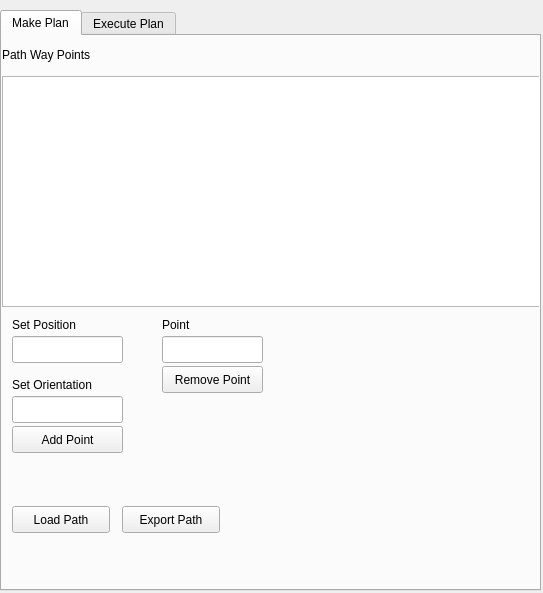
Qt form moveit_cartesian_planner/src/widgets/path_planning_widget.ui (ros-industrial-attic/fermi) before a commit.
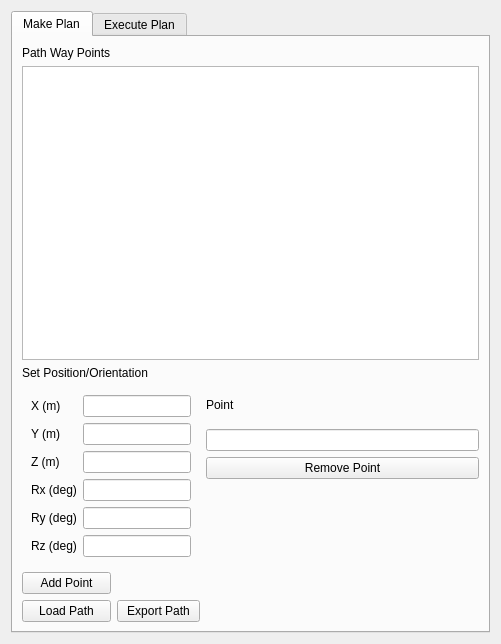
The same form after that commit. The open tabs and pages were chosen to show the change.

Diff of the .ui file:
```diff
--- a/moveit_cartesian_planner/src/widgets/path_planning_widget.ui
+++ b/moveit_cartesian_planner/src/widgets/path_planning_widget.ui
@@ -6,22 +6,16 @@
    <rect>
     <x>0</x>
     <y>0</y>
-    <width>543</width>
-    <height>593</height>
+    <width>501</width>
+    <height>644</height>
    </rect>
   </property>
   <property name="windowTitle">
    <string>Form</string>
   </property>
+  <layout class="QGridLayout" name="gridLayout">
+   <item row="0" column="0">
   <widget class="QTabWidget" name="tabWidget">
-   <property name="geometry">
-    <rect>
-     <x>0</x>
-     <y>10</y>
-     <width>541</width>
-     <height>581</height>
-    </rect>
-   </property>
    <property name="currentIndex">
     <number>0</number>
    </property>
@@ -29,151 +23,136 @@
     <attribute name="title">
      <string>Make Plan</string>
     </attribute>
-    <widget class="QPushButton" name="btnRemovePoint">
-     <property name="geometry">
-      <rect>
-       <x>160</x>
-       <y>330</y>
-       <width>101</width>
-       <height>27</height>
-      </rect>
-     </property>
+      <layout class="QGridLayout" name="gridLayout_2">
+       <item row="8" column="0">
+        <widget class="QPushButton" name="btn_LoadPath">
      <property name="text">
-      <string>Remove Point</string>
-     </property>
-    </widget>
-    <widget class="QPushButton" name="btnAddPoint">
-     <property name="geometry">
-      <rect>
-       <x>10</x>
-       <y>390</y>
-       <width>111</width>
-       <height>27</height>
-      </rect>
-     </property>
+          <string>Load Path</string>
+         </property>
+        </widget>
+       </item>
+       <item row="3" column="2">
+        <widget class="QLabel" name="label_4">
      <property name="text">
-      <string>Add Point</string>
-     </property>
-    </widget>
+          <string>Point</string>
+         </property>
+        </widget>
+       </item>
+       <item row="0" column="0">
     <widget class="QLabel" name="label">
-     <property name="geometry">
-      <rect>
-       <x>0</x>
-       <y>10</y>
-       <width>111</width>
-       <height>17</height>
-      </rect>
-     </property>
      <property name="text">
       <string>Path Way Points</string>
      </property>
     </widget>
-    <widget class="QLineEdit" name="txtPos">
-     <property name="geometry">
-      <rect>
-       <x>10</x>
-       <y>300</y>
-       <width>111</width>
-       <height>27</height>
-      </rect>
-     </property>
-    </widget>
-    <widget class="QLineEdit" name="txtPointName">
-     <property name="geometry">
-      <rect>
-       <x>160</x>
-       <y>300</y>
-       <width>101</width>
-       <height>27</height>
-      </rect>
-     </property>
-    </widget>
-    <widget class="QLineEdit" name="txtOrient">
-     <property name="geometry">
-      <rect>
-       <x>10</x>
-       <y>360</y>
-       <width>111</width>
-       <height>27</height>
-      </rect>
-     </property>
-    </widget>
+       </item>
+       <item row="3" column="0" rowspan="4" colspan="2">
+        <widget class="QWidget" name="FormWidgetGridLayout" native="true">
+         <layout class="QFormLayout" name="FormLayoutObjectPose_2">
+          <property name="fieldGrowthPolicy">
+           <enum>QFormLayout::AllNonFixedFieldsGrow</enum>
+          </property>
+          <item row="0" column="0">
+           <widget class="QLabel" name="xLabel">
+            <property name="text">
+             <string>X (m)</string>
+            </property>
+           </widget>
+          </item>
+          <item row="1" column="0">
+           <widget class="QLabel" name="yLabel">
+            <property name="text">
+             <string>Y (m)</string>
+            </property>
+           </widget>
+          </item>
+          <item row="1" column="1">
+           <widget class="QLineEdit" name="LineEditY"/>
+          </item>
+          <item row="3" column="0">
+           <widget class="QLabel" name="rxLabel">
+            <property name="text">
+             <string>Rx (deg)</string>
+            </property>
+           </widget>
+          </item>
+          <item row="3" column="1">
+           <widget class="QLineEdit" name="LineEditRx"/>
+          </item>
+          <item row="4" column="1">
+           <widget class="QLineEdit" name="LineEditRy"/>
+          </item>
+          <item row="5" column="1">
+           <widget class="QLineEdit" name="LineEditRz"/>
+          </item>
+          <item row="2" column="0">
+           <widget class="QLabel" name="zLabel">
+            <property name="text">
+             <string>Z (m)</string>
+            </property>
+           </widget>
+          </item>
+          <item row="2" column="1">
+           <widget class="QLineEdit" name="LineEditZ"/>
+          </item>
+          <item row="0" column="1">
+           <widget class="QLineEdit" name="LineEditX"/>
+          </item>
+          <item row="4" column="0">
+           <widget class="QLabel" name="ryLabel">
+            <property name="text">
+             <string>Ry (deg)</string>
+            </property>
+           </widget>
+          </item>
+          <item row="5" column="0">
+           <widget class="QLabel" name="rzLabel">
+            <property name="text">
+             <string>Rz (deg)</string>
+            </property>
+           </widget>
+          </item>
+         </layout>
+        </widget>
+       </item>
+       <item row="1" column="0" colspan="3">
+        <widget class="QTreeView" name="treeView"/>
+       </item>
+       <item row="2" column="0" colspan="2">
     <widget class="QLabel" name="label_2">
-     <property name="geometry">
-      <rect>
-       <x>10</x>
-       <y>280</y>
-       <width>91</width>
-       <height>17</height>
-      </rect>
-     </property>
      <property name="text">
-      <string>Set Position</string>
-     </property>
-    </widget>
-    <widget class="QLabel" name="label_3">
-     <property name="geometry">
-      <rect>
-       <x>10</x>
-       <y>340</y>
-       <width>111</width>
-       <height>17</height>
-      </rect>
-     </property>
+          <string>Set Position/Orientation</string>
+         </property>
+        </widget>
+       </item>
+       <item row="7" column="0">
+        <widget class="QPushButton" name="btnAddPoint">
      <property name="text">
-      <string>Set Orientation</string>
-     </property>
-    </widget>
-    <widget class="QLabel" name="label_4">
-     <property name="geometry">
-      <rect>
-       <x>160</x>
-       <y>280</y>
-       <width>81</width>
-       <height>17</height>
-      </rect>
-     </property>
-     <property name="text">
-      <string>Point</string>
-     </property>
-    </widget>
-    <widget class="QTreeView" name="treeView">
-     <property name="geometry">
-      <rect>
-       <x>0</x>
-       <y>40</y>
-       <width>541</width>
-       <height>231</height>
-      </rect>
-     </property>
-    </widget>
-    <widget class="QPushButton" name="btn_LoadPath">
-     <property name="geometry">
-      <rect>
-       <x>10</x>
-       <y>470</y>
-       <width>98</width>
-       <height>27</height>
-      </rect>
-     </property>
-     <property name="text">
-      <string>Load Path</string>
-     </property>
-    </widget>
+          <string>Add Point</string>
+         </property>
+        </widget>
+       </item>
+       <item row="8" column="1">
     <widget class="QPushButton" name="btn_ExportPath">
-     <property name="geometry">
-      <rect>
-       <x>120</x>
-       <y>470</y>
-       <width>98</width>
-       <height>27</height>
-      </rect>
-     </property>
      <property name="text">
       <string>Export Path</string>
      </property>
     </widget>
-    <zorder>btnRemovePoint</zorder>
+       </item>
+       <item row="4" column="2">
+        <layout class="QGridLayout" name="gridLayout_3">
+         <item row="0" column="0">
+          <widget class="QLineEdit" name="txtPointName"/>
+         </item>
+         <item row="1" column="0">
+          <widget class="QPushButton" name="btnRemovePoint">
+           <property name="text">
+            <string>Remove Point</string>
+           </property>
+          </widget>
+         </item>
+        </layout>
+       </item>
+      </layout>
     <zorder>label</zorder>
     <zorder>btnAddPoint</zorder>
     <zorder>txtPos</zorder>
@@ -190,8 +169,23 @@
     <attribute name="title">
      <string>Execute Plan</string>
     </attribute>
-   </widget>
-  </widget>
+      <widget class="QPushButton" name="targetPoint">
+       <property name="geometry">
+        <rect>
+         <x>10</x>
+         <y>30</y>
+         <width>98</width>
+         <height>27</height>
+        </rect>
+       </property>
+       <property name="text">
+        <string>TargetPoint</string>
+       </property>
+      </widget>
+     </widget>
+    </widget>
+   </item>
+  </layout>
  </widget>
  <resources/>
  <connections/>
```
Left out of the diff: 9 changed lines with no effect on the pictures. Lines whose indentation alone changed are shown as unchanged.
